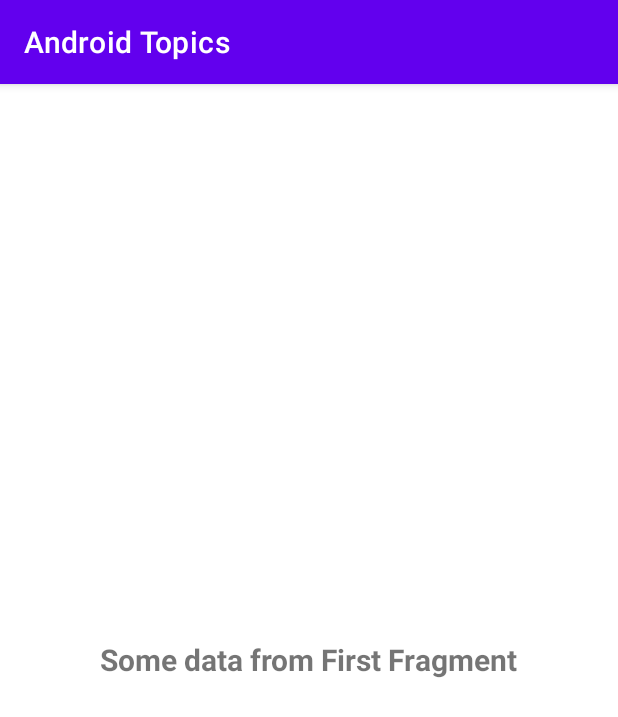
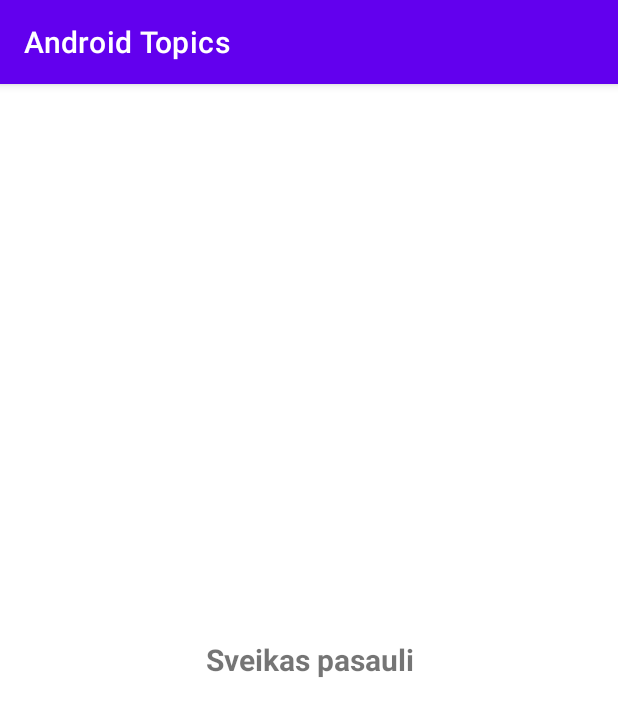
Before and after one commit to AKasparavicius/AndroidTopics, an Android app: the screen it shows after launch (MainActivity), after a tap on "OPEN", on a phone screen of 412 x 824 dp. Shown: the top 717 px of the screen. Run offline under Robolectric (Android 15) with nearby library versions, the phone set to English and light mode, and no system bars.

```diff
--- a/app/build.gradle
+++ b/app/build.gradle
@@ -2,6 +2,7 @@ plugins {
     id 'com.android.application'
     id 'org.jetbrains.kotlin.android'
     id 'com.google.devtools.ksp'
+    id 'androidx.navigation.safeargs.kotlin'
 }
 
 android {
--- a/app/src/main/java/lt/arnas/androidtopics/first_fragment/FirstFragment.kt
+++ b/app/src/main/java/lt/arnas/androidtopics/first_fragment/FirstFragment.kt
@@ -31,9 +31,10 @@ class FirstFragment : Fragment() {
         super.onViewCreated(view, savedInstanceState)
 
         binding.openButton.setOnClickListener { view ->
-            val bundle = bundleOf("name_of_key" to "Some data from First Fragment")
-            view.findNavController()
-                .navigate(R.id.action_firstFragment_to_secondFragment, bundle)
+            val action =
+                FirstFragmentDirections
+                    .actionFirstFragmentToSecondFragment()
+            view.findNavController().navigate(action)
         }
     }
 
--- a/app/src/main/java/lt/arnas/androidtopics/second_fragment/SecondFragment.kt
+++ b/app/src/main/java/lt/arnas/androidtopics/second_fragment/SecondFragment.kt
@@ -6,6 +6,7 @@ import android.view.View
 import android.view.ViewGroup
 import androidx.fragment.app.Fragment
 import androidx.fragment.app.viewModels
+import androidx.navigation.fragment.navArgs
 import lt.arnas.androidtopics.R
 import lt.arnas.androidtopics.databinding.FragmentSecondBinding
 
@@ -15,6 +16,7 @@ class SecondFragment : Fragment() {
 
     private var _binding: FragmentSecondBinding? = null
     private val binding get() = _binding!!
+    val args: SecondFragmentArgs by navArgs()
 
     override fun onCreateView(
         inflater: LayoutInflater, container: ViewGroup?,
@@ -26,7 +28,8 @@ class SecondFragment : Fragment() {
 
     override fun onViewCreated(view: View, savedInstanceState: Bundle?) {
         super.onViewCreated(view, savedInstanceState)
-        binding.textView.text = arguments?.getString("name_of_key").toString()
+
+        binding.textView.text = args.sfText.toString()
     }
 
     override fun onDestroy() {
--- a/app/src/main/res/navigation/nav_graph.xml
+++ b/app/src/main/res/navigation/nav_graph.xml
@@ -15,10 +15,20 @@
             app:destination="@id/secondFragment"
             app:enterAnim="@anim/nav_default_pop_enter_anim"
             app:exitAnim="@anim/nav_default_pop_exit_anim" />
+        <argument
+            android:name="ffText"
+            app:argType="string"
+            app:nullable="true" />
     </fragment>
     <fragment
         android:id="@+id/secondFragment"
         android:name="lt.arnas.androidtopics.second_fragment.SecondFragment"
         android:label="fragment_second"
-        tools:layout="@layout/fragment_second" />
+        tools:layout="@layout/fragment_second" >
+        <argument
+            android:name="sfText"
+            app:argType="string"
+            app:nullable="true"
+            android:defaultValue="Sveikas pasauli" />
+    </fragment>
 </navigation>
--- a/build.gradle
+++ b/build.gradle
@@ -1,4 +1,14 @@
 // Top-level build file where you can add configuration options common to all sub-projects/modules.
+buildscript {
+    repositories {
+        google()
+    }
+    dependencies {
+        def nav_version = "2.5.3"
+        classpath "androidx.navigation:navigation-safe-args-gradle-plugin:$nav_version"
+    }
+}
+
 plugins {
     id 'com.android.application' version '7.4.2' apply false
     id 'com.android.library' version '7.4.2' apply false
```
